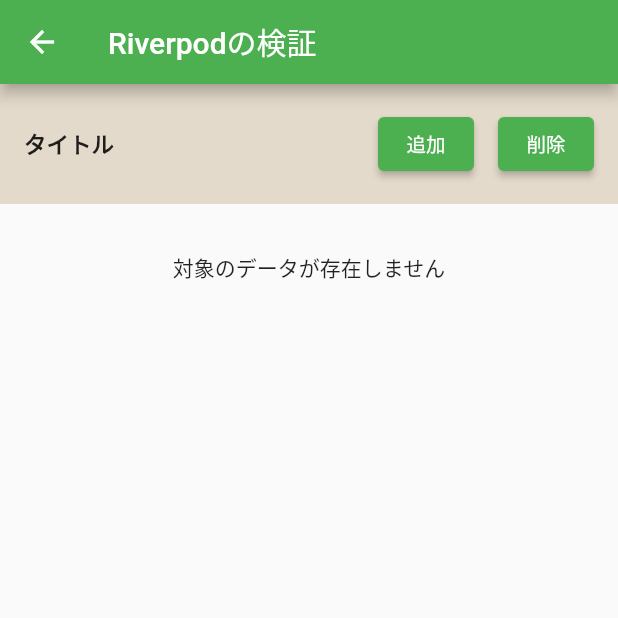
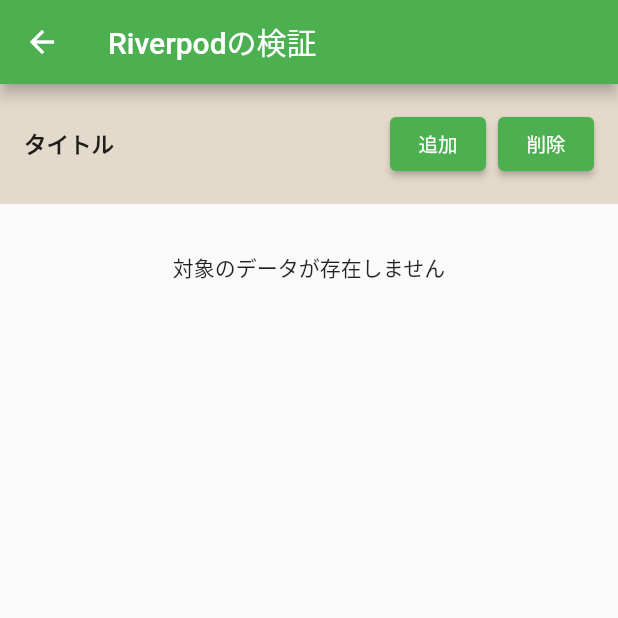
Before and after one commit to wakizaka24/flutter_test3, a Flutter app: the MaterialTest5Page screen opened directly, after a tap on "Riverpodの検証へ", on a phone screen of 412 x 824 dp, the top half of it. Run offline on Flutter 3.47's test engine with Material 2 defaults, Android fonts, the light colour scheme and no system bars; our stand-ins replace auto_route, dio, flutter_hooks, hooks_riverpod, retrofit, shared_preferences; missing offline and left inert: sqlite3; accounts and stored records are empty; generated files the repository leaves out were written again.

Commit message:
ツールを調整する

```diff
--- a/lib/f008_material_test4_page.dart
+++ b/lib/f008_material_test4_page.dart
@@ -18,6 +18,10 @@
       body: Padding(
         padding: const EdgeInsets.all(16.0),
         child: ElevatedButton(
+          style: ElevatedButton.styleFrom(
+            textStyle: const TextStyle(fontSize: 13),
+            padding: const EdgeInsets.all(0),
+          ),
           child: const Text('戻る'),
           onPressed: () {
             Navigator.pop(context);
--- a/lib/f009_material_test5_page.dart
+++ b/lib/f009_material_test5_page.dart
@@ -79,6 +79,14 @@
             Row(
                 children: [
                   ElevatedButton(
+                    style: ElevatedButton.styleFrom(
+                      fixedSize: const Size(
+                        150,
+                        32,
+                      ),
+                      textStyle: const TextStyle(fontSize: 13),
+                      padding: const EdgeInsets.all(0),
+                    ),
                     child: const Text('Riverpodの検証へ'),
                     onPressed: () {
                       Navigator.push(context,
@@ -107,16 +115,18 @@
                 Text('兄弟2の子2 ${counter2.value} 現在時刻 ${DateTime.now()}',
                     style: const TextStyle(fontSize: 15)),
                 Container(height: 5),
-                ElevatedButton(
+                FloatingActionButton(
+                  heroTag: heroTag,
                   onPressed: () {
                     counter2.value++;
                   },
+                  tooltip: 'インクリメント',
                   child: const Icon(Icons.add),
-                ),
+                )
               ],
             ),
             Container(height: 16),
-            const MaterialTest5Widget(),
+            MaterialTest5Widget(heroTag: heroTag),
             Container(height: 32),
             const Text('Flutter Hooksの検証 useContext',
                 style: TextStyle(fontSize: 15)),
@@ -130,6 +140,14 @@
                     // ignore: use_build_context_synchronously
                     await showMessageDialogType002(result);
                   },
+                  style: ElevatedButton.styleFrom(
+                    fixedSize: const Size(
+                      52,
+                      32,
+                    ),
+                    textStyle: const TextStyle(fontSize: 13),
+                    padding: const EdgeInsets.all(0),
+                  ),
                   child: const Text('開く1'),
                 ),
                 Container(width: 8),
@@ -137,6 +155,14 @@
                   onPressed: () async {
                     await showMessageDialogType003();
                   },
+                  style: ElevatedButton.styleFrom(
+                    fixedSize: const Size(
+                      52,
+                      32,
+                    ),
+                    textStyle: const TextStyle(fontSize: 13),
+                    padding: const EdgeInsets.all(0),
+                  ),
                   child: const Text('開く2'),
                 ),
               ],
@@ -156,7 +182,8 @@
 }
 
 class MaterialTest5Widget extends HookWidget {
-  const MaterialTest5Widget({super.key});
+  const MaterialTest5Widget({super.key, required this.heroTag});
+  final String heroTag;
 
   @override
   Widget build(BuildContext context) {
@@ -171,12 +198,14 @@
         Text('兄弟3の子3 ${counter3.value} 現在時刻 ${DateTime.now()}',
             style: const TextStyle(fontSize: 15)),
         Container(height: 5),
-        ElevatedButton(
+        FloatingActionButton(
+          heroTag: heroTag,
           onPressed: () {
             counter3.value++;
           },
+          tooltip: 'インクリメント',
           child: const Icon(Icons.add),
-        ),
+        )
       ],
     );
   }
--- a/lib/f010_material_test6_page.dart
+++ b/lib/f010_material_test6_page.dart
@@ -1,6 +1,7 @@
 import 'package:flutter/material.dart';
 import 'package:hooks_riverpod/hooks_riverpod.dart';
 import 'package:retrofit/http.dart';
+import 'package:dio/dio.dart';
 
 class MaterialTest6Page extends HookConsumerWidget {
   const MaterialTest6Page({super.key, required this.title});
@@ -36,7 +37,7 @@
                     ),
                     child: const Text('追加'),
                   ),
-                  Container(width: 16),
+                  Container(width: 8),
                   ElevatedButton(
                     onPressed: () {
                     },
@@ -85,9 +86,6 @@
 // Provider<GetApiTestInfoDataSource>((ref) {
 //   return GetApiTestInfoDataSource(ref);
 // });
-
-
-
 // @RestApi()
 // abstract class GetApiTestInfoDataSource {
 //   static const testApi1 = 'https://umayadia-apisample.azurewebsites.net'
@@ -97,3 +95,8 @@
 //       GetApiTestInfoDataSource(ref.read());
 //
 // }
+
+// setting(Widgetの状態と関係なし)
+// class CustomDio with DioMixin implements Dio {
+//
+// }
```
Also changed, not shown: lib/f002_material_test1_page.dart (+32 -3 lines), lib/f007_material_test3_page.dart (+8 -0 lines), pubspec.yaml (+7 -3 lines), pubspec.lock, 6 other files.
